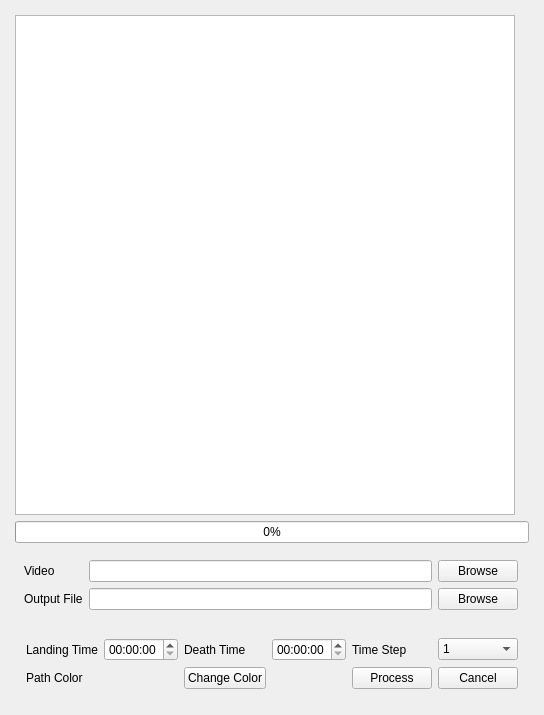
Before: the Qt Designer form pubgis/pubgis_gui.ui in andrewzwicky/PUBGIS, drawn with Qt 5.
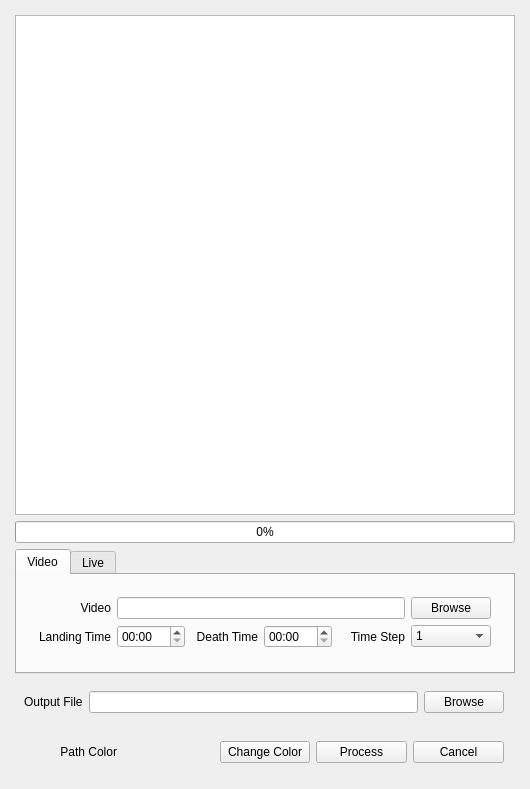
After: the same form once the commit is applied.

Commit message:
Updating GUI for live feed support
Much more work to be done on this still

What changed in the file:
```diff
--- a/pubgis/pubgis_gui.ui
+++ b/pubgis/pubgis_gui.ui
@@ -7,7 +7,7 @@
     <x>0</x>
     <y>0</y>
     <width>530</width>
-    <height>713</height>
+    <height>769</height>
    </rect>
   </property>
   <property name="sizePolicy">
@@ -71,6 +71,138 @@
       </property>
      </widget>
     </item>
+    <item>
+     <widget class="QTabWidget" name="tabWidget">
+      <property name="currentIndex">
+       <number>0</number>
+      </property>
+      <widget class="QWidget" name="video_tab">
+       <attribute name="title">
+        <string>Video</string>
+       </attribute>
+       <layout class="QVBoxLayout" name="verticalLayout">
+        <item>
+         <widget class="QWidget" name="widget_3" native="true">
+          <layout class="QGridLayout" name="gridLayout_3">
+           <item row="2" column="3">
+            <widget class="QTimeEdit" name="landing_time">
+             <property name="displayFormat">
+              <string>mm:ss</string>
+             </property>
+            </widget>
+           </item>
+           <item row="2" column="5">
+            <widget class="QTimeEdit" name="death_time">
+             <property name="frame">
+              <bool>true</bool>
+             </property>
+             <property name="buttonSymbols">
+              <enum>QAbstractSpinBox::UpDownArrows</enum>
+             </property>
+             <property name="currentSection">
+              <enum>QDateTimeEdit::MinuteSection</enum>
+             </property>
+             <property name="displayFormat">
+              <string>mm:ss</string>
+             </property>
+            </widget>
+           </item>
+           <item row="2" column="7">
+            <widget class="QComboBox" name="time_step_combo">
+             <item>
+              <property name="text">
+               <string>1</string>
+              </property>
+             </item>
+             <item>
+              <property name="text">
+               <string>2</string>
+              </property>
+             </item>
+             <item>
+              <property name="text">
+               <string>5</string>
+              </property>
+             </item>
+             <item>
+              <property name="text">
+               <string>10</string>
+              </property>
+             </item>
+             <item>
+              <property name="text">
+               <string>15</string>
+              </property>
+             </item>
+             <item>
+              <property name="text">
+               <string>30</string>
+              </property>
+             </item>
+            </widget>
+           </item>
+           <item row="1" column="7">
+            <widget class="QPushButton" name="video_file_browse_button">
+             <property name="text">
+              <string>Browse</string>
+             </property>
+            </widget>
+           </item>
+           <item row="2" column="6">
+            <widget class="QLabel" name="image_label_4">
+             <property name="text">
+              <string>Time Step</string>
+             </property>
+             <property name="alignment">
+              <set>Qt::AlignRight|Qt::AlignTrailing|Qt::AlignVCenter</set>
+             </property>
+            </widget>
+           </item>
+           <item row="1" column="3" colspan="4">
+            <widget class="QLineEdit" name="video_file_edit"/>
+           </item>
+           <item row="2" column="2">
+            <widget class="QLabel" name="image_label_2">
+             <property name="text">
+              <string>Landing Time</string>
+             </property>
+             <property name="alignment">
+              <set>Qt::AlignRight|Qt::AlignTrailing|Qt::AlignVCenter</set>
+             </property>
+            </widget>
+           </item>
+           <item row="2" column="4">
+            <widget class="QLabel" name="image_label_3">
+             <property name="text">
+              <string>Death Time</string>
+             </property>
+             <property name="alignment">
+              <set>Qt::AlignRight|Qt::AlignTrailing|Qt::AlignVCenter</set>
+             </property>
+            </widget>
+           </item>
+           <item row="1" column="2">
+            <widget class="QLabel" name="video_file_label">
+             <property name="text">
+              <string>Video</string>
+             </property>
+             <property name="alignment">
+              <set>Qt::AlignRight|Qt::AlignTrailing|Qt::AlignVCenter</set>
+             </property>
+            </widget>
+           </item>
+          </layout>
+         </widget>
+        </item>
+       </layout>
+      </widget>
+      <widget class="QWidget" name="live_tab">
+       <attribute name="title">
+        <string>Live</string>
+       </attribute>
+      </widget>
+     </widget>
+    </item>
     <item>
      <widget class="QWidget" name="widget" native="true">
       <layout class="QGridLayout" name="gridLayout">
@@ -80,40 +212,23 @@
        <property name="leftMargin">
         <number>9</number>
        </property>
-       <item row="0" column="0">
-        <widget class="QLabel" name="video_file_label">
+       <item row="0" column="3">
+        <widget class="QPushButton" name="output_file_browse_button">
          <property name="text">
-          <string>Video</string>
+          <string>Browse</string>
          </property>
         </widget>
        </item>
-       <item row="0" column="1">
-        <widget class="QLineEdit" name="video_file_edit"/>
-       </item>
        <item row="0" column="2">
-        <widget class="QPushButton" name="video_file_browse_button">
-         <property name="text">
-          <string>Browse</string>
-         </property>
-        </widget>
+        <widget class="QLineEdit" name="output_file_edit"/>
        </item>
-       <item row="1" column="0">
+       <item row="0" column="1">
         <widget class="QLabel" name="output_file_label">
          <property name="text">
           <string>Output File</string>
          </property>
         </widget>
        </item>
-       <item row="1" column="1">
-        <widget class="QLineEdit" name="output_file_edit"/>
-       </item>
-       <item row="1" column="2">
-        <widget class="QPushButton" name="output_file_browse_button">
-         <property name="text">
-          <string>Browse</string>
-         </property>
-        </widget>
-       </item>
       </layout>
      </widget>
     </item>
@@ -125,6 +240,9 @@
          <property name="text">
           <string>Path Color</string>
          </property>
+         <property name="alignment">
+          <set>Qt::AlignRight|Qt::AlignTrailing|Qt::AlignVCenter</set>
+         </property>
         </widget>
        </item>
        <item row="3" column="2">
@@ -134,13 +252,6 @@
          </property>
         </widget>
        </item>
-       <item row="1" column="2">
-        <widget class="QLabel" name="image_label_3">
-         <property name="text">
-          <string>Death Time</string>
-         </property>
-        </widget>
-       </item>
        <item row="3" column="5">
         <widget class="QPushButton" name="process_button">
          <property name="text">
@@ -148,60 +259,6 @@
          </property>
         </widget>
        </item>
-       <item row="1" column="3">
-        <widget class="QTimeEdit" name="death_time"/>
-       </item>
-       <item row="1" column="1">
-        <widget class="QTimeEdit" name="landing_time"/>
-       </item>
-       <item row="1" column="0">
-        <widget class="QLabel" name="image_label_2">
-         <property name="text">
-          <string>Landing Time</string>
-         </property>
-        </widget>
-       </item>
-       <item row="1" column="5">
-        <widget class="QLabel" name="image_label_4">
-         <property name="text">
-          <string>Time Step</string>
-         </property>
-        </widget>
-       </item>
-       <item row="1" column="6">
-        <widget class="QComboBox" name="time_step_combo">
-         <item>
-          <property name="text">
-           <string>1</string>
-          </property>
-         </item>
-         <item>
-          <property name="text">
-           <string>2</string>
-          </property>
-         </item>
-         <item>
-          <property name="text">
-           <string>5</string>
-          </property>
-         </item>
-         <item>
-          <property name="text">
-           <string>10</string>
-          </property>
-         </item>
-         <item>
-          <property name="text">
-           <string>15</string>
-          </property>
-         </item>
-         <item>
-          <property name="text">
-           <string>30</string>
-          </property>
-         </item>
-        </widget>
-       </item>
        <item row="3" column="6">
         <widget class="QPushButton" name="cancel_button">
          <property name="text">
```
The commit also changes 3 other files.
